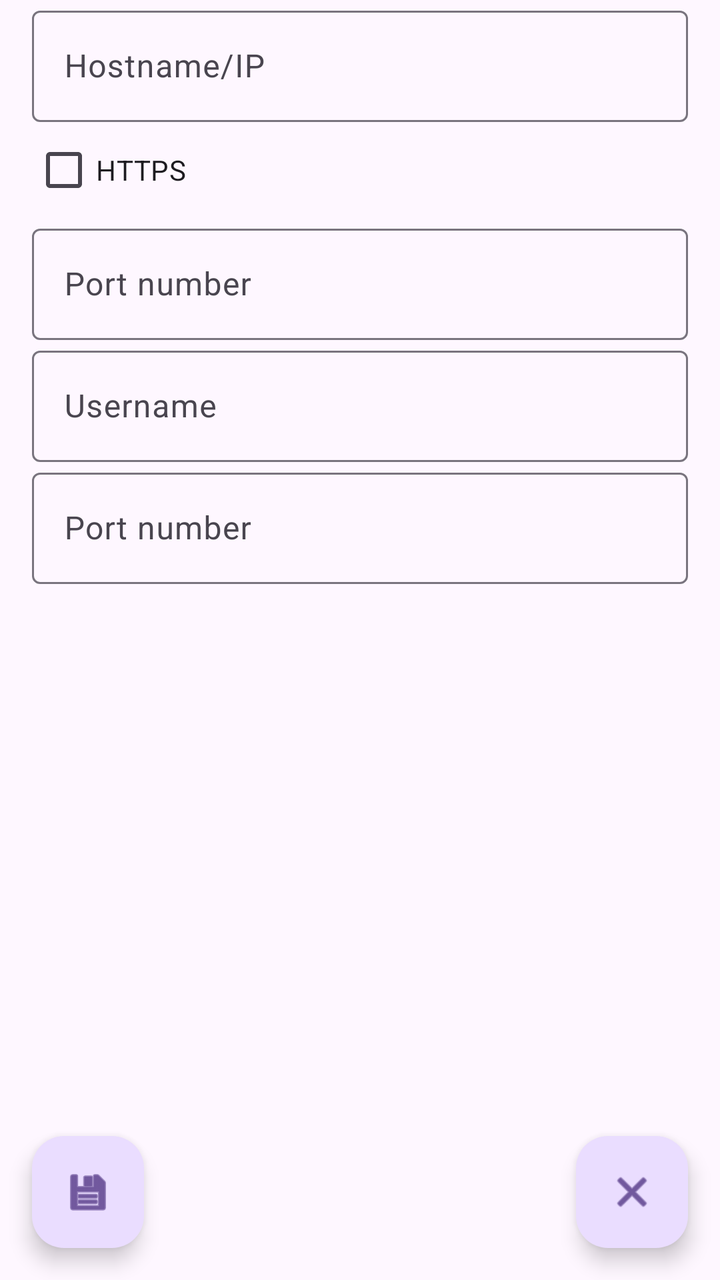
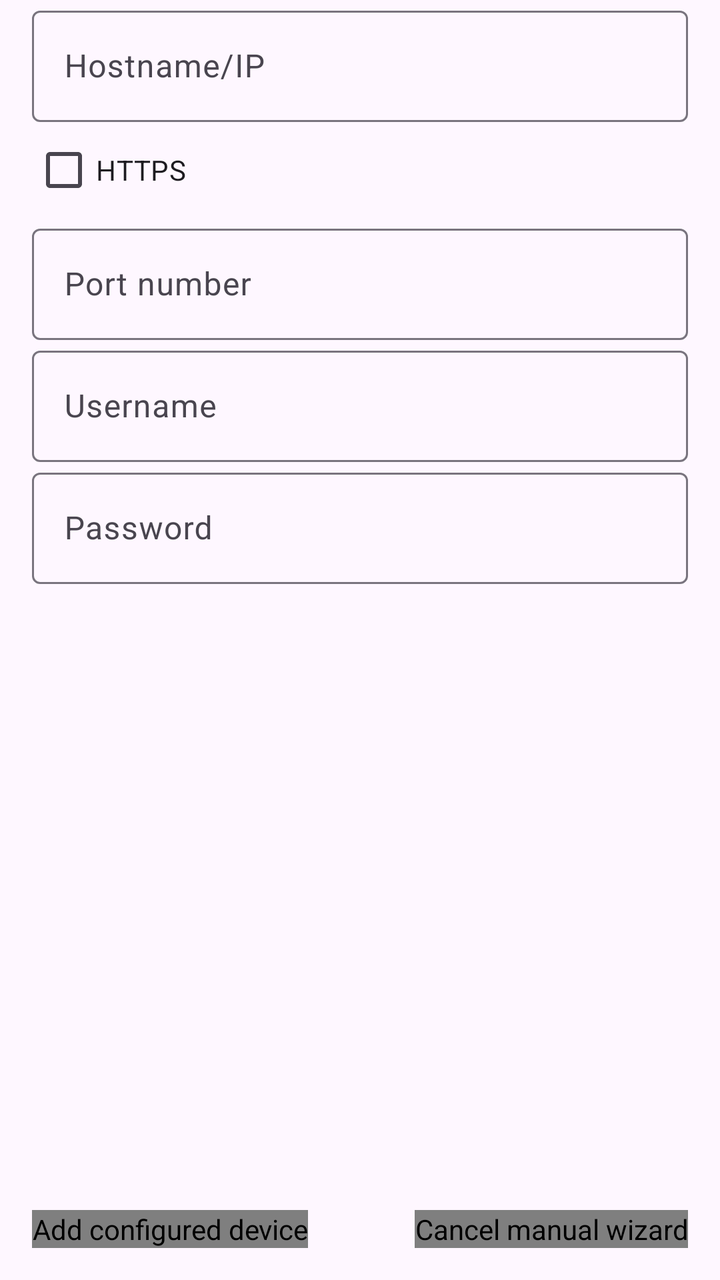

An Android layout rendered at two revisions. The XML below is the earlier revision; the diff shows what the commit changed to produce the second picture.
<!-- AndroidManifest.xml: application theme Theme.AndrONVIF -->
<!-- res/layout/add_device_fragment.xml -->
<?xml version="1.0" encoding="utf-8"?>
<FrameLayout xmlns:android="http://schemas.android.com/apk/res/android"
    android:layout_width="match_parent"
    android:layout_height="match_parent">

    <androidx.coordinatorlayout.widget.CoordinatorLayout
        xmlns:app="http://schemas.android.com/apk/res-auto"
        android:layout_width="match_parent"
        android:layout_height="match_parent">

        <androidx.core.widget.NestedScrollView
            android:layout_width="match_parent"
            android:layout_height="match_parent">

            <androidx.constraintlayout.widget.ConstraintLayout
                android:layout_width="match_parent"
                android:layout_height="match_parent"
                android:paddingHorizontal="@dimen/top_padding">

                <com.google.android.material.textfield.TextInputLayout
                    android:layout_width="match_parent"
                    android:layout_height="wrap_content"
                    android:hint="Hostname/IP"
                    android:id="@+id/layouthostname"
                    app:layout_constraintBottom_toTopOf="@+id/chckproto"
                    app:layout_constraintEnd_toEndOf="parent"
                    app:layout_constraintStart_toStartOf="parent"
                    app:layout_constraintTop_toTopOf="parent">
                    <com.google.android.material.textfield.TextInputEditText
                        android:id="@+id/txthostname"
                        android:layout_width="match_parent"
                        android:layout_height="wrap_content"
                        android:inputType="textVisiblePassword"/>
                </com.google.android.material.textfield.TextInputLayout>

                <CheckBox
                    android:id="@+id/chckproto"
                    android:layout_width="match_parent"
                    android:layout_height="wrap_content"
                    android:text="HTTPS"
                    app:layout_constraintBottom_toTopOf="@+id/layoutport"
                    app:layout_constraintEnd_toEndOf="parent"
                    app:layout_constraintStart_toStartOf="parent"
                    app:layout_constraintTop_toBottomOf="@+id/layouthostname"/>

                <com.google.android.material.textfield.TextInputLayout
                    android:layout_width="match_parent"
                    android:layout_height="wrap_content"
                    android:hint="Port number"
                    android:id="@+id/layoutport"
                    app:layout_constraintBottom_toTopOf="@+id/layoutuser"
                    app:layout_constraintEnd_toEndOf="parent"
                    app:layout_constraintStart_toStartOf="parent"
                    app:layout_constraintTop_toBottomOf="@+id/chckproto">
                    <com.google.android.material.textfield.TextInputEditText
                        android:id="@+id/txtport"
                        android:layout_width="match_parent"
                        android:layout_height="wrap_content"
                        android:inputType="number"
                        android:maxLength="5"/> 
                </com.google.android.material.textfield.TextInputLayout>

                <com.google.android.material.textfield.TextInputLayout
                    android:layout_width="match_parent"
                    android:layout_height="wrap_content"
                    android:hint="Username"
                    android:id="@+id/layoutuser"
                    app:layout_constraintBottom_toTopOf="@+id/layoutpassword"
                    app:layout_constraintEnd_toEndOf="parent"
                    app:layout_constraintStart_toStartOf="parent"
                    app:layout_constraintTop_toBottomOf="@+id/layoutport">
                    <com.google.android.material.textfield.TextInputEditText
                        android:id="@+id/txtuser"
                        android:layout_width="match_parent"
                        android:layout_height="wrap_content"
                        android:inputType="textVisiblePassword"/>
                </com.google.android.material.textfield.TextInputLayout>

                <com.google.android.material.textfield.TextInputLayout
                    android:layout_width="match_parent"
                    android:layout_height="wrap_content"
                    android:hint="Port number"
                    android:id="@+id/layoutpassword"
                    app:layout_constraintBottom_toBottomOf="parent"
                    app:layout_constraintEnd_toEndOf="parent"
                    app:layout_constraintStart_toStartOf="parent"
                    app:layout_constraintTop_toBottomOf="@+id/layoutuser">
                    <com.google.android.material.textfield.TextInputEditText
                        android:id="@+id/txtpassword"
                        android:layout_width="match_parent"
                        android:layout_height="wrap_content"
                        android:inputType="textPassword"/>
                </com.google.android.material.textfield.TextInputLayout>
            </androidx.constraintlayout.widget.ConstraintLayout>
        </androidx.core.widget.NestedScrollView>
        <com.google.android.material.floatingactionbutton.FloatingActionButton
            android:id="@+id/save_btn"
            android:layout_width="wrap_content"
            android:layout_height="wrap_content"
            android:layout_gravity="bottom|start"
            android:layout_margin="@dimen/fab_margin"
            android:contentDescription="TODO"
            app:srcCompat="@android:drawable/ic_menu_save" />
        <com.google.android.material.floatingactionbutton.FloatingActionButton
            android:id="@+id/cancelbtn"
            android:layout_width="wrap_content"
            android:layout_height="wrap_content"
            android:layout_gravity="bottom|end"
            android:layout_marginEnd="@dimen/fab_margin"
            android:layout_marginBottom="16dp"
            android:contentDescription="TODO"
            app:srcCompat="@android:drawable/ic_menu_close_clear_cancel" />
    </androidx.coordinatorlayout.widget.CoordinatorLayout>

    
    <LinearLayout
        android:id="@+id/loading_overlay"
        android:layout_width="match_parent"
        android:layout_height="match_parent"
        android:gravity="center"
        android:background="?attr/colorSurface"
        android:alpha="0.5"
        android:orientation="vertical"
        android:visibility="gone">
        <ProgressBar
            android:layout_width="wrap_content"
            android:layout_height="wrap_content"
            android:indeterminate="true" />
        <TextView
            android:layout_width="wrap_content"
            android:layout_height="wrap_content"
            android:text="Please wait..." />
    </LinearLayout>

</FrameLayout>
<!-- resources referenced by this layout -->
<resources>
  <dimen name="fab_margin">16dp</dimen>
  <dimen name="top_padding">16dp</dimen>
  <style name="Theme.AndrONVIF" parent="Base.Theme.AndrONVIF" />
  <style name="Base.Theme.AndrONVIF" parent="Theme.Material3.DayNight.NoActionBar">
      
      
    </style>
</resources>

<!-- the commit's change to res/layout/add_device_fragment.xml (unified diff, before → after) -->
@@ -20,7 +20,7 @@
                 <com.google.android.material.textfield.TextInputLayout
                     android:layout_width="match_parent"
                     android:layout_height="wrap_content"
-                    android:hint="Hostname/IP"
+                    android:hint="@string/add_device_hostname_hint"
                     android:id="@+id/layouthostname"
                     app:layout_constraintBottom_toTopOf="@+id/chckproto"
                     app:layout_constraintEnd_toEndOf="parent"
@@ -37,7 +37,7 @@
                     android:id="@+id/chckproto"
                     android:layout_width="match_parent"
                     android:layout_height="wrap_content"
-                    android:text="HTTPS"
+                    android:text="@string/add_device_chckproto_text"
                     app:layout_constraintBottom_toTopOf="@+id/layoutport"
                     app:layout_constraintEnd_toEndOf="parent"
                     app:layout_constraintStart_toStartOf="parent"
@@ -46,7 +46,7 @@
                 <com.google.android.material.textfield.TextInputLayout
                     android:layout_width="match_parent"
                     android:layout_height="wrap_content"
-                    android:hint="Port number"
+                    android:hint="@string/add_device_port_hint"
                     android:id="@+id/layoutport"
                     app:layout_constraintBottom_toTopOf="@+id/layoutuser"
                     app:layout_constraintEnd_toEndOf="parent"
@@ -63,7 +63,7 @@
                 <com.google.android.material.textfield.TextInputLayout
                     android:layout_width="match_parent"
                     android:layout_height="wrap_content"
-                    android:hint="Username"
+                    android:hint="@string/add_device_username_hint"
                     android:id="@+id/layoutuser"
                     app:layout_constraintBottom_toTopOf="@+id/layoutpassword"
                     app:layout_constraintEnd_toEndOf="parent"
@@ -79,7 +79,7 @@
                 <com.google.android.material.textfield.TextInputLayout
                     android:layout_width="match_parent"
                     android:layout_height="wrap_content"
-                    android:hint="Port number"
+                    android:hint="@string/add_device_password_hint"
                     android:id="@+id/layoutpassword"
                     app:layout_constraintBottom_toBottomOf="parent"
                     app:layout_constraintEnd_toEndOf="parent"
@@ -93,23 +93,25 @@
                 </com.google.android.material.textfield.TextInputLayout>
             </androidx.constraintlayout.widget.ConstraintLayout>
         </androidx.core.widget.NestedScrollView>
-        <com.google.android.material.floatingactionbutton.FloatingActionButton
+        <net.quedale.andronvif.utils.AccessibleFloatingActionButton
             android:id="@+id/save_btn"
             android:layout_width="wrap_content"
             android:layout_height="wrap_content"
             android:layout_gravity="bottom|start"
             android:layout_margin="@dimen/fab_margin"
-            android:contentDescription="TODO"
-            app:srcCompat="@android:drawable/ic_menu_save" />
-        <com.google.android.material.floatingactionbutton.FloatingActionButton
+            android:contentDescription="@string/add_device_add_contentdesc"
+            app:srcCompat="@android:drawable/ic_menu_save"
+            app:tint="?android:textColorPrimary" />
+        <net.quedale.andronvif.utils.AccessibleFloatingActionButton
             android:id="@+id/cancelbtn"
             android:layout_width="wrap_content"
             android:layout_height="wrap_content"
             android:layout_gravity="bottom|end"
-            android:layout_marginEnd="@dimen/fab_margin"
+            android:layout_margin="@dimen/fab_margin"
             android:layout_marginBottom="16dp"
-            android:contentDescription="TODO"
-            app:srcCompat="@android:drawable/ic_menu_close_clear_cancel" />
+            android:contentDescription="@string/add_device_cancel_contentdesc"
+            app:srcCompat="@android:drawable/ic_menu_close_clear_cancel"
+            app:tint="?android:textColorPrimary" />
     </androidx.coordinatorlayout.widget.CoordinatorLayout>
 
     
@@ -129,7 +131,7 @@
         <TextView
             android:layout_width="wrap_content"
             android:layout_height="wrap_content"
-            android:text="Please wait..." />
+            android:text="@string/add_device_loading_label" />
     </LinearLayout>
 
 </FrameLayout>
<!-- resource entries referenced after the edit -->
@@ -2,6 +2,14 @@
 <resources>
   <dimen name="fab_margin">16dp</dimen>
   <dimen name="top_padding">16dp</dimen>
+  <string name="add_device_add_contentdesc">Add configured device</string>
+  <string name="add_device_cancel_contentdesc">Cancel manual wizard</string>
+  <string name="add_device_chckproto_text">HTTPS</string>
+  <string name="add_device_hostname_hint">Hostname/IP</string>
+  <string name="add_device_loading_label">Please wait...</string>
+  <string name="add_device_password_hint">Password</string>
+  <string name="add_device_port_hint">Port number</string>
+  <string name="add_device_username_hint">Username</string>
   <style name="Theme.AndrONVIF" parent="Base.Theme.AndrONVIF" />
   <style name="Base.Theme.AndrONVIF" parent="Theme.Material3.DayNight.NoActionBar">
       
